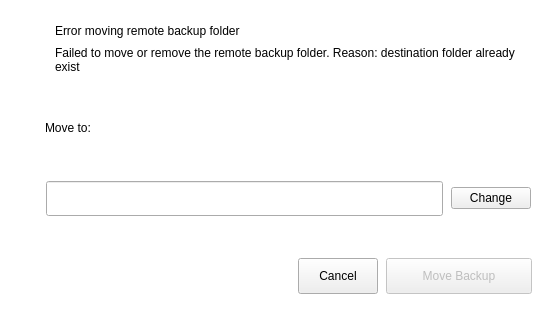
meganz/MEGAsync, file src/MEGASync/syncs/gui/Backups/ui/ChooseMoveBackupFolderErrorDialog.ui: the form before one commit.
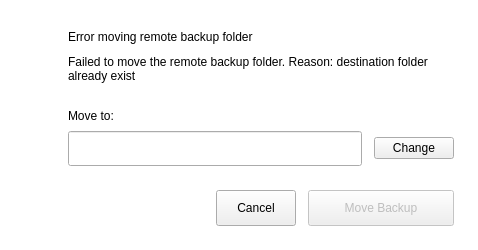
The form after the commit. Icons and pictures are not drawn.

Commit message: SNC-6067. Update literals & layout

What changed in the file:
```diff
--- a/src/MEGASync/syncs/gui/Backups/ui/ChooseMoveBackupFolderErrorDialog.ui
+++ b/src/MEGASync/syncs/gui/Backups/ui/ChooseMoveBackupFolderErrorDialog.ui
@@ -6,14 +6,20 @@
    <rect>
     <x>0</x>
     <y>0</y>
-    <width>556</width>
-    <height>325</height>
+    <width>478</width>
+    <height>250</height>
    </rect>
   </property>
   <property name="minimumSize">
    <size>
-    <width>0</width>
-    <height>0</height>
+    <width>478</width>
+    <height>250</height>
+   </size>
+  </property>
+  <property name="maximumSize">
+   <size>
+    <width>478</width>
+    <height>250</height>
    </size>
   </property>
   <property name="windowTitle">
@@ -35,7 +41,10 @@
   <property name="TOKENIZED" stdset="0">
    <bool>true</bool>
   </property>
-  <layout class="QVBoxLayout" name="verticalLayout" stretch="0,1,1">
+  <layout class="QVBoxLayout" name="verticalLayout" stretch="0,1">
+   <property name="spacing">
+    <number>24</number>
+   </property>
    <property name="leftMargin">
     <number>24</number>
    </property>
@@ -46,7 +55,7 @@
     <number>24</number>
    </property>
    <property name="bottomMargin">
-    <number>31</number>
+    <number>24</number>
    </property>
    <item>
     <layout class="QHBoxLayout" name="horizontalLayout_5" stretch="0,1">
@@ -54,6 +63,11 @@
       <number>24</number>
      </property>
      <item>
+      <layout class="QVBoxLayout" name="verticalLayout_2">
+       <property name="spacing">
+        <number>0</number>
+       </property>
+       <item>
       <widget class="QLabel" name="labelFolderIcon">
        <property name="minimumSize">
         <size>
@@ -71,19 +85,39 @@
         <string/>
        </property>
        <property name="pixmap">
-        <pixmap resource="../../../../gui/Resources_common.qrc">:/images/alert-triangle-small.png</pixmap>
+          <pixmap resource="../../../../gui/Resources_qml.qrc">:/images/qml/dialog_message_critical.svg</pixmap>
        </property>
       </widget>
      </item>
      <item>
-      <layout class="QVBoxLayout" name="verticalLayout_4" stretch="0,1">
+        <spacer name="verticalSpacer">
+         <property name="orientation">
+          <enum>Qt::Vertical</enum>
+         </property>
+         <property name="sizeHint" stdset="0">
+          <size>
+           <width>20</width>
+           <height>40</height>
+          </size>
+         </property>
+        </spacer>
+       </item>
+      </layout>
+     </item>
+     <item>
+      <layout class="QVBoxLayout" name="verticalLayout_4" stretch="0,0">
        <property name="spacing">
-        <number>8</number>
+        <number>24</number>
        </property>
        <property name="topMargin">
         <number>0</number>
        </property>
-       <item alignment="Qt::AlignTop">
+       <item>
+        <layout class="QVBoxLayout" name="verticalLayout_5">
+         <property name="spacing">
+          <number>6</number>
+         </property>
+         <item>
         <widget class="QLabel" name="lTitle">
          <property name="styleSheet">
           <string notr="true"/>
@@ -99,10 +133,10 @@
          </property>
         </widget>
        </item>
-       <item alignment="Qt::AlignTop">
+         <item>
         <widget class="QLabel" name="lDescription">
          <property name="text">
-          <string>Failed to move or remove the remote backup folder. Reason: destination folder already exist</string>
+            <string>Failed to move the remote backup folder. Reason: destination folder already exist</string>
          </property>
          <property name="wordWrap">
           <bool>true</bool>
@@ -114,31 +148,10 @@
        </item>
       </layout>
      </item>
-    </layout>
-   </item>
    <item>
-    <widget class="QWidget" name="moveToContainer" native="true">
-     <property name="minimumSize">
-      <size>
-       <width>0</width>
-       <height>69</height>
-      </size>
-     </property>
-     <layout class="QVBoxLayout" name="verticalLayout_3">
+        <layout class="QVBoxLayout" name="verticalLayout_6">
       <property name="spacing">
-       <number>4</number>
-      </property>
-      <property name="leftMargin">
-       <number>21</number>
-      </property>
-      <property name="topMargin">
-       <number>0</number>
-      </property>
-      <property name="rightMargin">
-       <number>0</number>
-      </property>
-      <property name="bottomMargin">
-       <number>0</number>
+          <number>6</number>
       </property>
       <item>
        <widget class="QLabel" name="lMoveTo">
@@ -159,19 +172,19 @@
       <item>
        <layout class="QHBoxLayout" name="horizontalLayout">
         <property name="spacing">
-         <number>8</number>
+            <number>12</number>
         </property>
         <property name="leftMargin">
-         <number>1</number>
+            <number>0</number>
         </property>
         <property name="topMargin">
-         <number>1</number>
+            <number>0</number>
         </property>
         <property name="rightMargin">
-         <number>1</number>
+            <number>0</number>
         </property>
         <property name="bottomMargin">
-         <number>1</number>
+            <number>0</number>
         </property>
         <item>
          <widget class="QLineEdit" name="lTarget">
@@ -229,12 +242,15 @@
        </layout>
       </item>
      </layout>
-    </widget>
+       </item>
+      </layout>
+     </item>
+    </layout>
    </item>
    <item>
     <layout class="QHBoxLayout" name="horizontalLayout_2">
      <property name="spacing">
-      <number>8</number>
+      <number>12</number>
      </property>
      <property name="bottomMargin">
       <number>0</number>
```
Left out of the diff: 2 changed lines with no effect on the pictures. Lines whose indentation alone changed are shown as unchanged. The commit also changes 1 other file.
